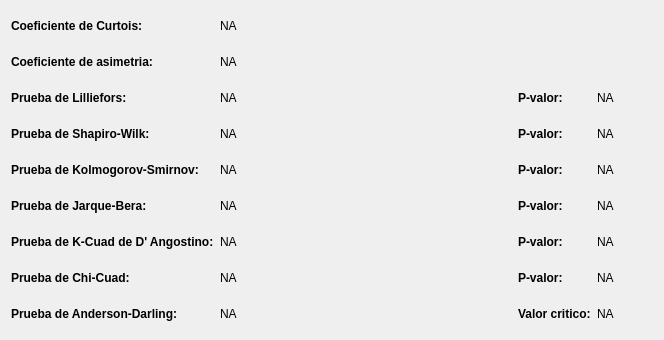
Old version of the form view/ui/widget_test_normal_residual_studentized.ui in the repository vasha54/apm.
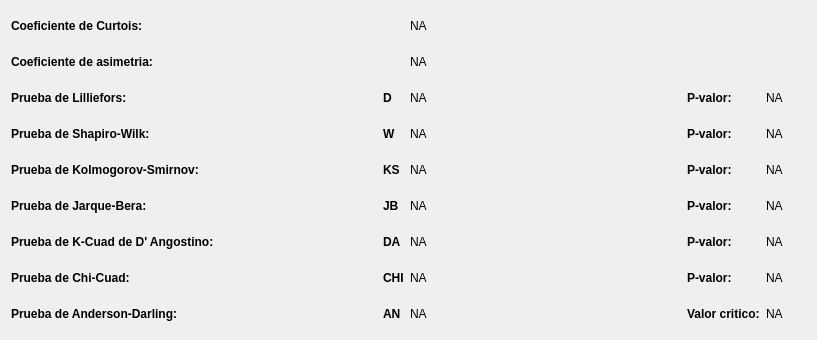
New version of the form.

The edit to the form file:
```diff
--- a/view/ui/widget_test_normal_residual_studentized.ui
+++ b/view/ui/widget_test_normal_residual_studentized.ui
@@ -6,7 +6,7 @@
    <rect>
     <x>0</x>
     <y>0</y>
-    <width>664</width>
+    <width>817</width>
     <height>340</height>
    </rect>
   </property>
@@ -14,7 +14,7 @@
    <string>Form</string>
   </property>
   <layout class="QGridLayout" name="gridLayout">
-   <item row="0" column="0">
+   <item row="0" column="0" colspan="2">
     <widget class="QLabel" name="labelCOEFF_CURTOSIS_RE">
      <property name="sizePolicy">
       <sizepolicy hsizetype="Maximum" vsizetype="Preferred">
@@ -33,7 +33,23 @@
      </property>
     </widget>
    </item>
-   <item row="0" column="1">
+   <item row="0" column="2" colspan="6">
+    <spacer name="horizontalSpacer_10">
+     <property name="orientation">
+      <enum>Qt::Horizontal</enum>
+     </property>
+     <property name="sizeType">
+      <enum>QSizePolicy::Minimum</enum>
+     </property>
+     <property name="sizeHint" stdset="0">
+      <size>
+       <width>187</width>
+       <height>20</height>
+      </size>
+     </property>
+    </spacer>
+   </item>
+   <item row="0" column="8">
     <widget class="QLabel" name="lOCOEFF_CURTOSIS_RE">
      <property name="sizePolicy">
       <sizepolicy hsizetype="Minimum" vsizetype="Preferred">
@@ -46,7 +62,7 @@
      </property>
     </widget>
    </item>
-   <item row="0" column="2" colspan="3">
+   <item row="0" column="9" colspan="3">
     <spacer name="horizontalSpacer">
      <property name="orientation">
       <enum>Qt::Horizontal</enum>
@@ -62,7 +78,7 @@
      </property>
     </spacer>
    </item>
-   <item row="1" column="0">
+   <item row="1" column="0" colspan="3">
     <widget class="QLabel" name="labelCOEFF_ASYMETRY_RE">
      <property name="sizePolicy">
       <sizepolicy hsizetype="Maximum" vsizetype="Preferred">
@@ -81,7 +97,23 @@
      </property>
     </widget>
    </item>
-   <item row="1" column="1">
+   <item row="1" column="3" colspan="5">
+    <spacer name="horizontalSpacer_11">
+     <property name="orientation">
+      <enum>Qt::Horizontal</enum>
+     </property>
+     <property name="sizeType">
+      <enum>QSizePolicy::Minimum</enum>
+     </property>
+     <property name="sizeHint" stdset="0">
+      <size>
+       <width>155</width>
+       <height>20</height>
+      </size>
+     </property>
+    </spacer>
+   </item>
+   <item row="1" column="8">
     <widget class="QLabel" name="lOCOEFF_ASYMETRY_RE">
      <property name="sizePolicy">
       <sizepolicy hsizetype="Minimum" vsizetype="Preferred">
@@ -94,7 +126,7 @@
      </property>
     </widget>
    </item>
-   <item row="1" column="2" colspan="3">
+   <item row="1" column="9" colspan="3">
     <spacer name="horizontalSpacer_2">
      <property name="orientation">
       <enum>Qt::Horizontal</enum>
@@ -129,7 +161,42 @@
      </property>
     </widget>
    </item>
-   <item row="2" column="1">
+   <item row="2" column="1" colspan="6">
+    <spacer name="horizontalSpacer_12">
+     <property name="orientation">
+      <enum>Qt::Horizontal</enum>
+     </property>
+     <property name="sizeType">
+      <enum>QSizePolicy::Minimum</enum>
+     </property>
+     <property name="sizeHint" stdset="0">
+      <size>
+       <width>186</width>
+       <height>20</height>
+      </size>
+     </property>
+    </spacer>
+   </item>
+   <item row="2" column="7">
+    <widget class="QLabel" name="labelLILLIEFORS_RE_2">
+     <property name="sizePolicy">
+      <sizepolicy hsizetype="Maximum" vsizetype="Preferred">
+       <horstretch>0</horstretch>
+       <verstretch>0</verstretch>
+      </sizepolicy>
+     </property>
+     <property name="font">
+      <font>
+       <weight>75</weight>
+       <bold>true</bold>
+      </font>
+     </property>
+     <property name="text">
+      <string>D</string>
+     </property>
+    </widget>
+   </item>
+   <item row="2" column="8">
     <widget class="QLabel" name="lOLILLIEFORS_RE">
      <property name="sizePolicy">
       <sizepolicy hsizetype="Minimum" vsizetype="Preferred">
@@ -142,7 +209,7 @@
      </property>
     </widget>
    </item>
-   <item row="2" column="2">
+   <item row="2" column="9">
     <spacer name="horizontalSpacer_3">
      <property name="orientation">
       <enum>Qt::Horizontal</enum>
@@ -158,7 +225,7 @@
      </property>
     </spacer>
    </item>
-   <item row="2" column="3">
+   <item row="2" column="10">
     <widget class="QLabel" name="labelLILLIEFORS_PVALUE_RE">
      <property name="sizePolicy">
       <sizepolicy hsizetype="Maximum" vsizetype="Preferred">
@@ -177,7 +244,7 @@
      </property>
     </widget>
    </item>
-   <item row="2" column="4">
+   <item row="2" column="11">
     <widget class="QLabel" name="lOLILLIEFORS_PVALUE_RE">
      <property name="sizePolicy">
       <sizepolicy hsizetype="Minimum" vsizetype="Preferred">
@@ -190,7 +257,7 @@
      </property>
     </widget>
    </item>
-   <item row="3" column="0">
+   <item row="3" column="0" colspan="2">
     <widget class="QLabel" name="labelSHAPIRO_WILK_RE">
      <property name="sizePolicy">
       <sizepolicy hsizetype="Maximum" vsizetype="Preferred">
@@ -209,7 +276,42 @@
      </property>
     </widget>
    </item>
-   <item row="3" column="1">
+   <item row="3" column="3" colspan="4">
+    <spacer name="horizontalSpacer_13">
+     <property name="orientation">
+      <enum>Qt::Horizontal</enum>
+     </property>
+     <property name="sizeType">
+      <enum>QSizePolicy::Minimum</enum>
+     </property>
+     <property name="sizeHint" stdset="0">
+      <size>
+       <width>121</width>
+       <height>20</height>
+      </size>
+     </property>
+    </spacer>
+   </item>
+   <item row="3" column="7">
+    <widget class="QLabel" name="labelLILLIEFORS_RE_3">
+     <property name="sizePolicy">
+      <sizepolicy hsizetype="Maximum" vsizetype="Preferred">
+       <horstretch>0</horstretch>
+       <verstretch>0</verstretch>
+      </sizepolicy>
+     </property>
+     <property name="font">
+      <font>
+       <weight>75</weight>
+       <bold>true</bold>
+      </font>
+     </property>
+     <property name="text">
+      <string>W</string>
+     </property>
+    </widget>
+   </item>
+   <item row="3" column="8">
     <widget class="QLabel" name="lOSHAPIRO_WILK_RE">
      <property name="sizePolicy">
       <sizepolicy hsizetype="Minimum" vsizetype="Preferred">
@@ -222,7 +324,7 @@
      </property>
     </widget>
    </item>
-   <item row="3" column="2">
+   <item row="3" column="9">
     <spacer name="horizontalSpacer_4">
      <property name="orientation">
       <enum>Qt::Horizontal</enum>
@@ -238,7 +340,7 @@
      </property>
     </spacer>
    </item>
-   <item row="3" column="3">
+   <item row="3" column="10">
     <widget class="QLabel" name="labelSHAPIRO_WILK_PVALUE_RE">
      <property name="sizePolicy">
       <sizepolicy hsizetype="Maximum" vsizetype="Preferred">
@@ -257,7 +359,7 @@
      </property>
     </widget>
    </item>
-   <item row="3" column="4">
+   <item row="3" column="11">
     <widget class="QLabel" name="lOSHAPIRO_WILK_PVALUE_RE">
      <property name="sizePolicy">
       <sizepolicy hsizetype="Minimum" vsizetype="Preferred">
@@ -270,7 +372,7 @@
      </property>
     </widget>
    </item>
-   <item row="4" column="0">
+   <item row="4" column="0" colspan="5">
     <widget class="QLabel" name="labelKOLMOGOROV_SMIRNOV_RE">
      <property name="sizePolicy">
       <sizepolicy hsizetype="Maximum" vsizetype="Preferred">
@@ -289,7 +391,42 @@
      </property>
     </widget>
    </item>
-   <item row="4" column="1">
+   <item row="4" column="5" colspan="2">
+    <spacer name="horizontalSpacer_14">
+     <property name="orientation">
+      <enum>Qt::Horizontal</enum>
+     </property>
+     <property name="sizeType">
+      <enum>QSizePolicy::Minimum</enum>
+     </property>
+     <property name="sizeHint" stdset="0">
+      <size>
+       <width>56</width>
+       <height>20</height>
+      </size>
+     </property>
+    </spacer>
+   </item>
+   <item row="4" column="7">
+    <widget class="QLabel" name="labelLILLIEFORS_RE_4">
+     <property name="sizePolicy">
+      <sizepolicy hsizetype="Maximum" vsizetype="Preferred">
+       <horstretch>0</horstretch>
+       <verstretch>0</verstretch>
+      </sizepolicy>
+     </property>
+     <property name="font">
+      <font>
+       <weight>75</weight>
+       <bold>true</bold>
+      </font>
+     </property>
+     <property name="text">
+      <string>KS</string>
+     </property>
+    </widget>
+   </item>
+   <item row="4" column="8">
     <widget class="QLabel" name="lOKOLMOGOROV_SMIRNOV_RE">
      <property name="sizePolicy">
       <sizepolicy hsizetype="Minimum" vsizetype="Preferred">
@@ -302,7 +439,7 @@
      </property>
     </widget>
    </item>
-   <item row="4" column="2">
+   <item row="4" column="9">
     <spacer name="horizontalSpacer_5">
      <property name="orientation">
       <enum>Qt::Horizontal</enum>
@@ -318,7 +455,7 @@
      </property>
     </spacer>
    </item>
-   <item row="4" column="3">
+   <item row="4" column="10">
     <widget class="QLabel" name="labelKOLMOGOROV_SMIRNOV_PVALUE_RE">
      <property name="sizePolicy">
       <sizepolicy hsizetype="Maximum" vsizetype="Preferred">
@@ -337,7 +474,7 @@
      </property>
     </widget>
    </item>
-   <item row="4" column="4">
+   <item row="4" column="11">
     <widget class="QLabel" name="lOKOLMOGOROV_SMIRNOV_PVALUE_RE">
      <property name="sizePolicy">
       <sizepolicy hsizetype="Minimum" vsizetype="Preferred">
@@ -350,7 +487,7 @@
      </property>
     </widget>
    </item>
-   <item row="5" column="0">
+   <item row="5" column="0" colspan="2">
     <widget class="QLabel" name="labelJARQUE_BERA_RE">
      <property name="sizePolicy">
       <sizepolicy hsizetype="Maximum" vsizetype="Preferred">
@@ -369,7 +506,42 @@
      </property>
     </widget>
    </item>
-   <item row="5" column="1">
+   <item row="5" column="2" colspan="5">
+    <spacer name="horizontalSpacer_18">
+     <property name="orientation">
+      <enum>Qt::Horizontal</enum>
+     </property>
+     <property name="sizeType">
+      <enum>QSizePolicy::Minimum</enum>
+     </property>
+     <property name="sizeHint" stdset="0">
+      <size>
+       <width>153</width>
+       <height>20</height>
+      </size>
+     </property>
+    </spacer>
+   </item>
+   <item row="5" column="7">
+    <widget class="QLabel" name="labelLILLIEFORS_RE_5">
+     <property name="sizePolicy">
+      <sizepolicy hsizetype="Maximum" vsizetype="Preferred">
+       <horstretch>0</horstretch>
+       <verstretch>0</verstretch>
+      </sizepolicy>
+     </property>
+     <property name="font">
+      <font>
+       <weight>75</weight>
+       <bold>true</bold>
+      </font>
+     </property>
+     <property name="text">
+      <string>JB</string>
+     </property>
+    </widget>
+   </item>
+   <item row="5" column="8">
     <widget class="QLabel" name="lOJARQUE_BERA_RE">
      <property name="sizePolicy">
       <sizepolicy hsizetype="Minimum" vsizetype="Preferred">
@@ -382,7 +554,7 @@
      </property>
     </widget>
    </item>
-   <item row="5" column="2">
+   <item row="5" column="9">
     <spacer name="horizontalSpacer_6">
      <property name="orientation">
       <enum>Qt::Horizontal</enum>
@@ -398,7 +570,7 @@
      </property>
     </spacer>
    </item>
-   <item row="5" column="3">
+   <item row="5" column="10">
     <widget class="QLabel" name="labelJARQUE_BERA_PVALUE_RE">
      <property name="sizePolicy">
       <sizepolicy hsizetype="Maximum" vsizetype="Preferred">
@@ -417,7 +589,7 @@
      </property>
     </widget>
    </item>
-   <item row="5" column="4">
+   <item row="5" column="11">
     <widget class="QLabel" name="lOJARQUE_BERA_PVALUE_RE">
      <property name="sizePolicy">
       <sizepolicy hsizetype="Minimum" vsizetype="Preferred">
@@ -430,7 +602,7 @@
      </property>
     </widget>
    </item>
-   <item row="6" column="0">
+   <item row="6" column="0" colspan="6">
     <widget class="QLabel" name="labelK_CUAD_DANGOSTINO_RE">
      <property name="sizePolicy">
       <sizepolicy hsizetype="Maximum" vsizetype="Preferred">
@@ -449,7 +621,42 @@
      </property>
     </widget>
    </item>
-   <item row="6" column="1">
+   <item row="6" column="6">
+    <spacer name="horizontalSpacer_15">
+     <property name="orientation">
+      <enum>Qt::Horizontal</enum>
+     </property>
+     <property name="sizeType">
+      <enum>QSizePolicy::Minimum</enum>
+     </property>
+     <property name="sizeHint" stdset="0">
+      <size>
+       <width>23</width>
+       <height>20</height>
+      </size>
+     </property>
+    </spacer>
+   </item>
+   <item row="6" column="7">
+    <widget class="QLabel" name="labelLILLIEFORS_RE_6">
+     <property name="sizePolicy">
+      <sizepolicy hsizetype="Maximum" vsizetype="Preferred">
+       <horstretch>0</horstretch>
+       <verstretch>0</verstretch>
+      </sizepolicy>
+     </property>
+     <property name="font">
+      <font>
+       <weight>75</weight>
+       <bold>true</bold>
+      </font>
+     </property>
+     <property name="text">
+      <string>DA</string>
+     </property>
+    </widget>
+   </item>
+   <item row="6" column="8">
     <widget class="QLabel" name="lOK_CUAD_DANGOSTINO_RE">
      <property name="sizePolicy">
       <sizepolicy hsizetype="Minimum" vsizetype="Preferred">
@@ -462,7 +669,7 @@
      </property>
     </widget>
    </item>
-   <item row="6" column="2">
+   <item row="6" column="9">
     <spacer name="horizontalSpacer_7">
      <property name="orientation">
       <enum>Qt::Horizontal</enum>
@@ -478,7 +685,7 @@
      </property>
     </spacer>
    </item>
-   <item row="6" column="3">
+   <item row="6" column="10">
     <widget class="QLabel" name="labelK_CUAD_DANGOSTINO_PVALUE_RE">
      <property name="sizePolicy">
       <sizepolicy hsizetype="Maximum" vsizetype="Preferred">
@@ -497,7 +704,7 @@
      </property>
     </widget>
    </item>
-   <item row="6" column="4">
+   <item row="6" column="11">
     <widget class="QLabel" name="lOK_CUAD_DANGOSTINO_PVALUE_RE">
      <property name="sizePolicy">
       <sizepolicy hsizetype="Minimum" vsizetype="Preferred">
@@ -529,7 +736,42 @@
      </property>
     </widget>
    </item>
-   <item row="7" column="1">
+   <item row="7" column="1" colspan="6">
+    <spacer name="horizontalSpacer_16">
+     <property name="orientation">
+      <enum>Qt::Horizontal</enum>
+     </property>
+     <property name="sizeType">
+      <enum>QSizePolicy::Minimum</enum>
+     </property>
+     <property name="sizeHint" stdset="0">
+      <size>
+       <width>186</width>
+       <height>20</height>
+      </size>
+     </property>
+    </spacer>
+   </item>
+   <item row="7" column="7">
+    <widget class="QLabel" name="labelLILLIEFORS_RE_7">
+     <property name="sizePolicy">
+      <sizepolicy hsizetype="Maximum" vsizetype="Preferred">
+       <horstretch>0</horstretch>
+       <verstretch>0</verstretch>
+      </sizepolicy>
+     </property>
+     <property name="font">
+      <font>
+       <weight>75</weight>
+       <bold>true</bold>
+      </font>
+     </property>
+     <property name="text">
+      <string>CHI</string>
+     </property>
+    </widget>
+   </item>
+   <item row="7" column="8">
     <widget class="QLabel" name="lOCHI_SQUARE_RE">
      <property name="sizePolicy">
       <sizepolicy hsizetype="Minimum" vsizetype="Preferred">
@@ -542,7 +784,7 @@
      </property>
     </widget>
    </item>
-   <item row="7" column="2">
+   <item row="7" column="9">
     <spacer name="horizontalSpacer_8">
      <property name="orientation">
       <enum>Qt::Horizontal</enum>
@@ -558,7 +800,7 @@
      </property>
     </spacer>
    </item>
-   <item row="7" column="3">
+   <item row="7" column="10">
     <widget class="QLabel" name="labelCHI_SQUARE_PVALUE_RE">
      <property name="sizePolicy">
       <sizepolicy hsizetype="Maximum" vsizetype="Preferred">
@@ -577,7 +819,7 @@
      </property>
     </widget>
    </item>
-   <item row="7" column="4">
+   <item row="7" column="11">
     <widget class="QLabel" name="lOCHI_SQUARE_PVALUE_RE">
      <property name="sizePolicy">
       <sizepolicy hsizetype="Minimum" vsizetype="Preferred">
@@ -590,7 +832,7 @@
      </property>
     </widget>
    </item>
-   <item row="8" column="0">
+   <item row="8" column="0" colspan="4">
     <widget class="QLabel" name="labelANDERSON_DARLING_RE">
      <property name="sizePolicy">
       <sizepolicy hsizetype="Maximum" vsizetype="Preferred">
@@ -609,7 +851,42 @@
      </property>
     </widget>
    </item>
-   <item row="8" column="1">
+   <item row="8" column="4" colspan="3">
+    <spacer name="horizontalSpacer_17">
+     <property name="orientation">
+      <enum>Qt::Horizontal</enum>
+     </property>
+     <property name="sizeType">
+      <enum>QSizePolicy::Minimum</enum>
+     </property>
+     <property name="sizeHint" stdset="0">
+      <size>
+       <width>88</width>
+       <height>20</height>
+      </size>
+     </property>
+    </spacer>
+   </item>
+   <item row="8" column="7">
+    <widget class="QLabel" name="labelLILLIEFORS_RE_8">
+     <property name="sizePolicy">
+      <sizepolicy hsizetype="Maximum" vsizetype="Preferred">
+       <horstretch>0</horstretch>
+       <verstretch>0</verstretch>
+      </sizepolicy>
+     </property>
+     <property name="font">
+      <font>
+       <weight>75</weight>
+       <bold>true</bold>
+      </font>
+     </property>
+     <property name="text">
+      <string>AN</string>
+     </property>
+    </widget>
+   </item>
+   <item row="8" column="8">
     <widget class="QLabel" name="lOANDERSON_DARLING_RE">
      <property name="sizePolicy">
       <sizepolicy hsizetype="Minimum" vsizetype="Preferred">
@@ -622,7 +899,7 @@
      </property>
     </widget>
    </item>
-   <item row="8" column="2">
+   <item row="8" column="9">
     <spacer name="horizontalSpacer_9">
      <property name="orientation">
       <enum>Qt::Horizontal</enum>
@@ -638,7 +915,7 @@
      </property>
     </spacer>
    </item>
-   <item row="8" column="3">
+   <item row="8" column="10">
     <widget class="QLabel" name="labelANDERSON_DARLING_PVALUE_RE">
      <property name="sizePolicy">
       <sizepolicy hsizetype="Maximum" vsizetype="Preferred">
@@ -657,7 +934,7 @@
      </property>
     </widget>
    </item>
-   <item row="8" column="4">
+   <item row="8" column="11">
     <widget class="QLabel" name="lOANDERSON_DARLING_PVALUE_RE">
      <property name="sizePolicy">
       <sizepolicy hsizetype="Minimum" vsizetype="Preferred">
```
